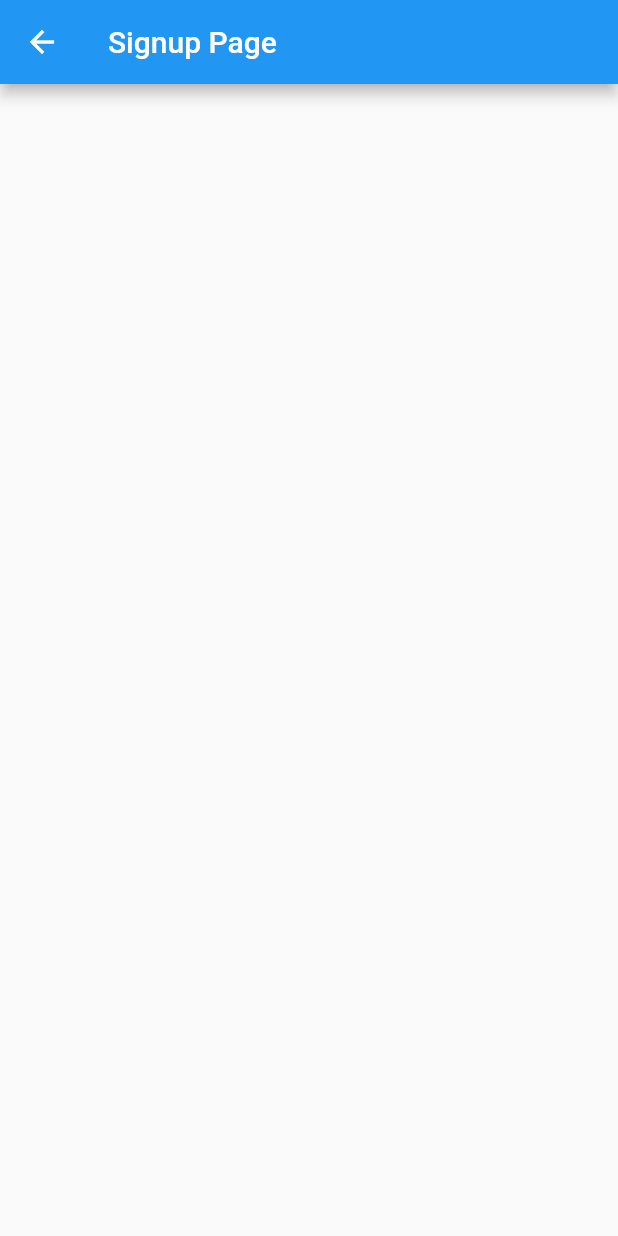
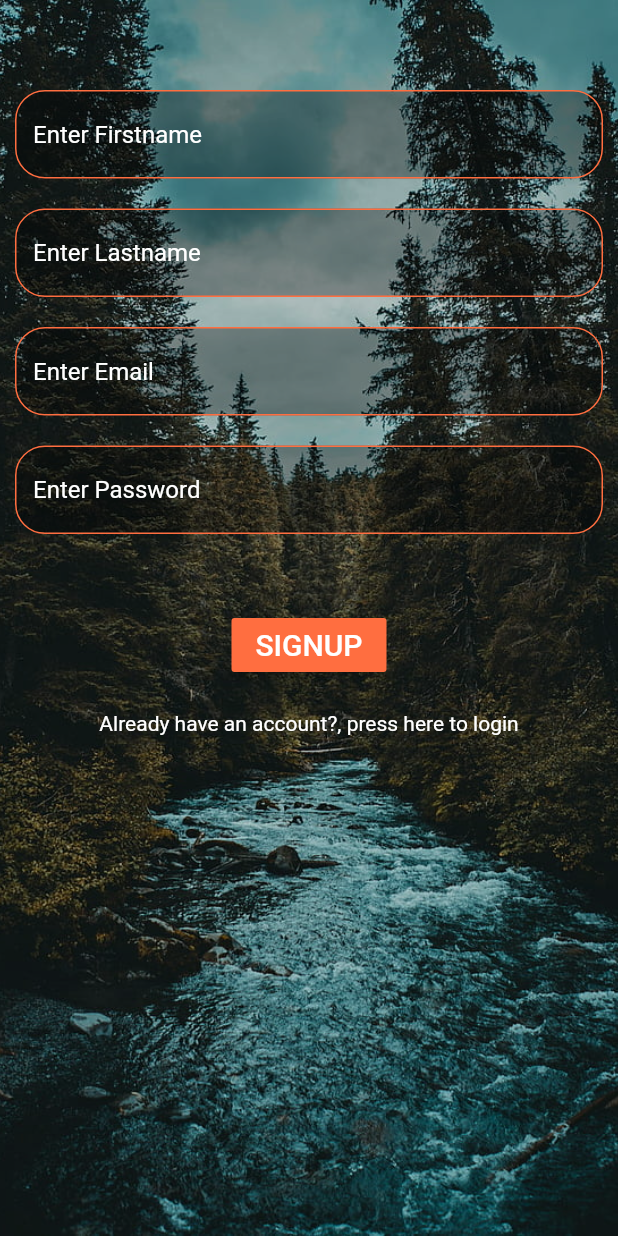
Before and after one commit to czuberad81/PicShare, a Flutter app: the screen it shows after launch, after a tap on "SIGNUP", on a phone screen of 412 x 824 dp. Run offline on Flutter 3.47's test engine with Material 2 defaults, Android fonts, the phone set to English and light mode, and no system bars.

Commit message:
update mainpage, and loginpage UI.Implement signuppage UI create text fields for user to enter credentials.

```diff
--- a/lib/Views/login.dart
+++ b/lib/Views/login.dart
@@ -23,8 +23,9 @@ class loginPage extends StatelessWidget{
                 mainAxisAlignment: MainAxisAlignment.start,
                 children: [
                   Container(color: Colors.transparent,height: 20),
-                  Image(image: AssetImage('assets/logo_picshare.png'),height: 300,width: 300),
-                  Container(
+                  Image(image: AssetImage('assets/logo_picshare.png'),height: 200,width: 200),
+                  Flexible(
+                      child: Container(
                         margin: const EdgeInsets.all(10),
                         child:TextField(
                           style: TextStyle(color: Colors.white),
@@ -32,6 +33,7 @@ class loginPage extends StatelessWidget{
                               hintStyle: TextStyle(color: Colors.white),
                               hintText: "Enter Email",
                               filled: true,
+                              fillColor: Colors.black.withOpacity(0.3),
                               enabledBorder: OutlineInputBorder(
                                   borderRadius: BorderRadius.circular(20),
                                   borderSide: BorderSide(color: Colors.deepOrangeAccent)
@@ -44,8 +46,9 @@ class loginPage extends StatelessWidget{
 
                           ),
                         ) ,
-                  ),
-                  Container(
+                      )),
+                  Flexible(
+                      child:Container(
                         margin: const EdgeInsets.all(10),
                         child:TextField(
                           obscureText: true,
@@ -54,6 +57,7 @@ class loginPage extends StatelessWidget{
                               hintStyle: TextStyle(color: Colors.white),
                               hintText: "Enter Password",
                               filled: true,
+                              fillColor: Colors.black.withOpacity(0.3),
                               enabledBorder: OutlineInputBorder(
                                   borderRadius: BorderRadius.circular(20),
                                   borderSide: BorderSide(color: Colors.deepOrangeAccent)
@@ -66,13 +70,16 @@ class loginPage extends StatelessWidget{
 
                           ),
                         ) ,
-                  ),
-                  RaisedButton(
+                      ),),
+                  Flexible(
+                      child:RaisedButton(
                     onPressed: (){
                     },
-                      child: Text("LOGIN",style: TextStyle(color: Colors.black,fontSize: 20)),
+                        color: Colors.deepOrangeAccent,
+                    child: Text("LOGIN",style: TextStyle(color: Colors.white,fontSize: 20)),
                     //color: Colors.black12,
-                  )
+                  ) )
+
                 ],
               ),
             )
--- a/lib/Views/main.dart
+++ b/lib/Views/main.dart
@@ -62,23 +62,21 @@ class _MyHomePageState extends State<MyHomePage> {
                   Container(color: Colors.transparent,height: 75),
                   Image(image: AssetImage('assets/logo_picshare.png'),height: 300,width: 300),
                   Container(color: Colors.transparent,height: 50),
-                  Row(
-                    mainAxisAlignment: MainAxisAlignment.center,
-                    children: <Widget>[
-                      FlatButton(onPressed: (){
+                      RaisedButton(onPressed: (){
                         Navigator.push(context, MaterialPageRoute(
                             builder: (context) => signupPage()));
                       },
+                          color: Colors.deepOrangeAccent,
                           child: Text("SIGNUP",style: TextStyle(color: Colors.white,fontSize: 20))
                       ),
-                      OutlineButton(onPressed: (){
+                      Container(color: Colors.transparent,width: 10),
+                      RaisedButton(onPressed: (){
                         Navigator.push(context, MaterialPageRoute(
                             builder: (context) => loginPage()));
                       },
+                          color: Colors.deepOrangeAccent,
                           child: Text("LOGIN",style: TextStyle(color: Colors.white,fontSize: 20))
                       ),
-                    ],
-                  )
                 ],
               ),
             )
--- a/lib/Views/signup.dart
+++ b/lib/Views/signup.dart
@@ -1,12 +1,147 @@
 import 'package:flutter/material.dart';
+import 'package:mobile_final_project/Views/login.dart';
 
 // ignore: camel_case_types
 class signupPage extends StatelessWidget{
   @override
   Widget build(BuildContext context){
     return new Scaffold(
-      appBar: AppBar(
-        title: Text("Signup Page"),
+      body: Container(
+        color: Colors.black,
+        child: Stack(
+          children: [
+            Positioned.fill(
+              child: Opacity(
+                opacity: 0.8,
+                child: Image.asset(
+                  'assets/signinBackground.jpg',
+                  fit: BoxFit.cover,
+                ),
+              ),
+            ),
+            Center(
+              child: Column(
+                mainAxisAlignment: MainAxisAlignment.start,
+                children: [
+                  Container(color: Colors.transparent,height: 50),
+              Flexible(
+              child: Container(
+              margin: const EdgeInsets.all(10),
+              child:TextField(
+                style: TextStyle(color: Colors.white),
+                decoration: InputDecoration(
+                    hintStyle: TextStyle(color: Colors.white),
+                    hintText: "Enter Firstname",
+                    filled: true,
+                    fillColor: Colors.black.withOpacity(0.3),
+                    enabledBorder: OutlineInputBorder(
+                        borderRadius: BorderRadius.circular(20),
+                        borderSide: BorderSide(color: Colors.deepOrangeAccent)
+                    ),
+                    focusedBorder: OutlineInputBorder(
+                        borderRadius: BorderRadius.circular(20),
+                        borderSide: BorderSide(color: Colors.deepOrangeAccent)
+                    )
+                ),
+              ) ,
+            )
+              ),
+              Flexible(
+              child: Container(
+              margin: const EdgeInsets.all(10),
+              child:TextField(
+              style: TextStyle(color: Colors.white),
+              decoration: InputDecoration(
+              hintStyle: TextStyle(color: Colors.white),
+              hintText: "Enter Lastname",
+              filled: true,
+                  fillColor: Colors.black.withOpacity(0.3),
+              enabledBorder: OutlineInputBorder(
+              borderRadius: BorderRadius.circular(20),
+              borderSide: BorderSide(color: Colors.deepOrangeAccent)
+              ),
+              focusedBorder: OutlineInputBorder(
+              borderRadius: BorderRadius.circular(20),
+              borderSide: BorderSide(color: Colors.deepOrangeAccent)
+
+              )
+
+              ),
+              ) ,
+              )
+              ),
+              Flexible(
+                child:Container(
+                  margin: const EdgeInsets.all(10),
+                  child:TextField(
+                    style: TextStyle(color: Colors.white),
+                    decoration: InputDecoration(
+                        hintStyle: TextStyle(color: Colors.white),
+                        hintText: "Enter Email",
+                        filled: true,
+                        fillColor: Colors.black.withOpacity(0.3),
+                        enabledBorder: OutlineInputBorder(
+                            borderRadius: BorderRadius.circular(20),
+                            borderSide: BorderSide(color: Colors.deepOrangeAccent)
+                        ),
+                        focusedBorder: OutlineInputBorder(
+                            borderRadius: BorderRadius.circular(20),
+                            borderSide: BorderSide(color: Colors.deepOrangeAccent)
+
+                        )
+
+                    ),
+                  ) ,
+                )
+              ),
+              Flexible(
+                child:Container(
+                  margin: const EdgeInsets.all(10),
+                  child:TextField(
+                    obscureText: true,
+                    style: TextStyle(color: Colors.white),
+                    decoration: InputDecoration(
+                        hintStyle: TextStyle(color: Colors.white),
+                        hintText: "Enter Password",
+                        filled: true,
+                        fillColor: Colors.black.withOpacity(0.3),
+                        enabledBorder: OutlineInputBorder(
+                            borderRadius: BorderRadius.circular(20),
+                            borderSide: BorderSide(color: Colors.deepOrangeAccent)
+                        ),
+                        focusedBorder: OutlineInputBorder(
+                            borderRadius: BorderRadius.circular(20),
+                            borderSide: BorderSide(color: Colors.deepOrangeAccent)
+
+                        )
+
+                    ),
+                  ) ,
+                )
+              ),
+                  Container(color: Colors.transparent,height: 40),
+                  Flexible(
+                      child:RaisedButton(
+                        onPressed: (){
+
+                        },
+                        color: Colors.deepOrangeAccent,
+                        child: Text("SIGNUP",style: TextStyle(color: Colors.white,fontSize: 20)),
+                        //color: Colors.black12,
+                      ) ),
+                  Container(color: Colors.transparent,height: 20),
+                  InkWell(
+                    onTap: (){
+                      Navigator.push(context, MaterialPageRoute(
+                          builder: (context) => loginPage()));
+                    },
+                    child: Text("Already have an account?, press here to login",style: TextStyle(color: Colors.white),),
+                  )
+                ],
+              ),
+            ),
+          ],
+        )
       ),
     );
   }
```
Lines whose indentation alone changed are shown as unchanged.
